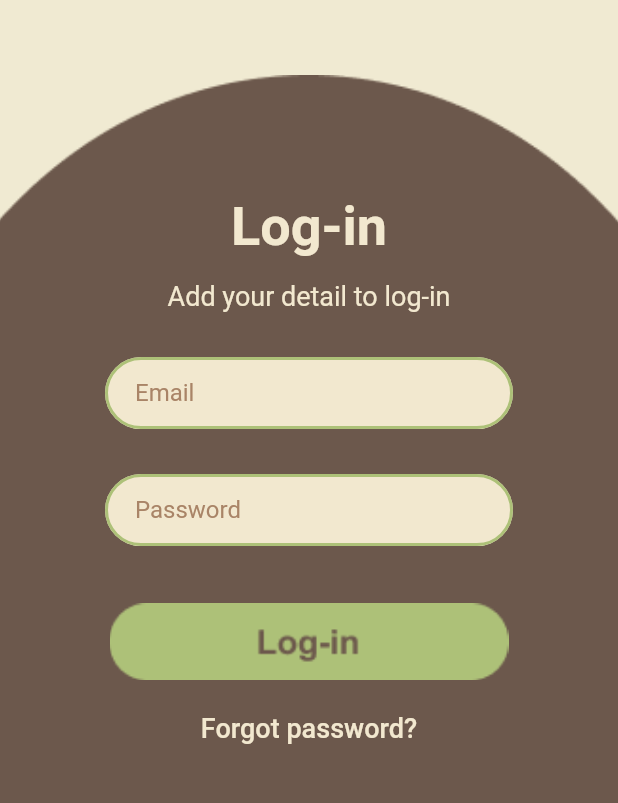
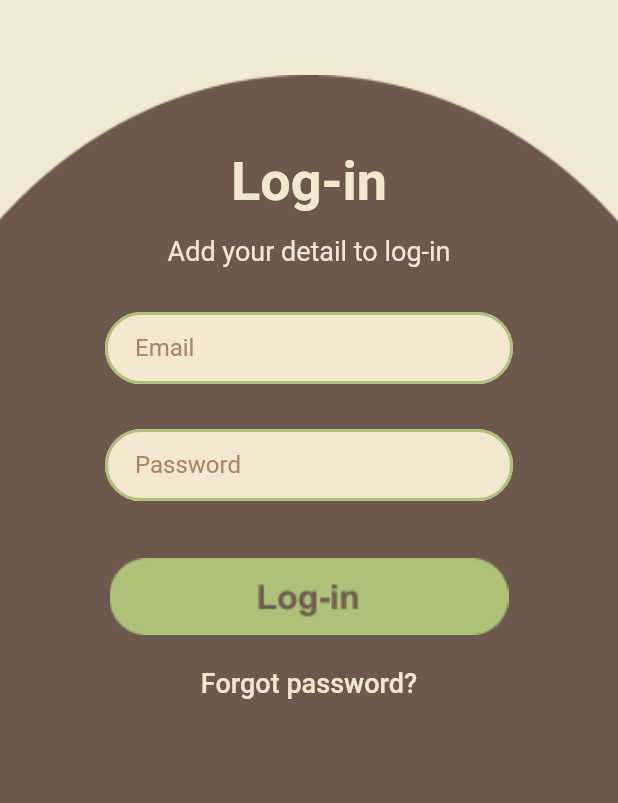
Before and after one commit to zzeeyyaa/Trash-Classification, a Flutter app: the LoginView screen opened by its route, on a phone screen of 412 x 824 dp, the part 314-1117 px from its top. Run offline on Flutter 3.47's test engine with Material 2 defaults, Android fonts, the light colour scheme and no system bars; our stand-ins replace get.

Commit message:
fix login view

```diff
--- a/lib/app/modules/login/views/login_view.dart
+++ b/lib/app/modules/login/views/login_view.dart
@@ -47,7 +47,7 @@ class LoginView extends GetView<LoginController> {
                 child: Column(
                   children: [
                     Padding(
-                      padding: EdgeInsets.only(top: 80),
+                      padding: EdgeInsets.only(top: 50),
                       child: Text(
                         "Log-in",
                         textAlign: TextAlign.center,
```
